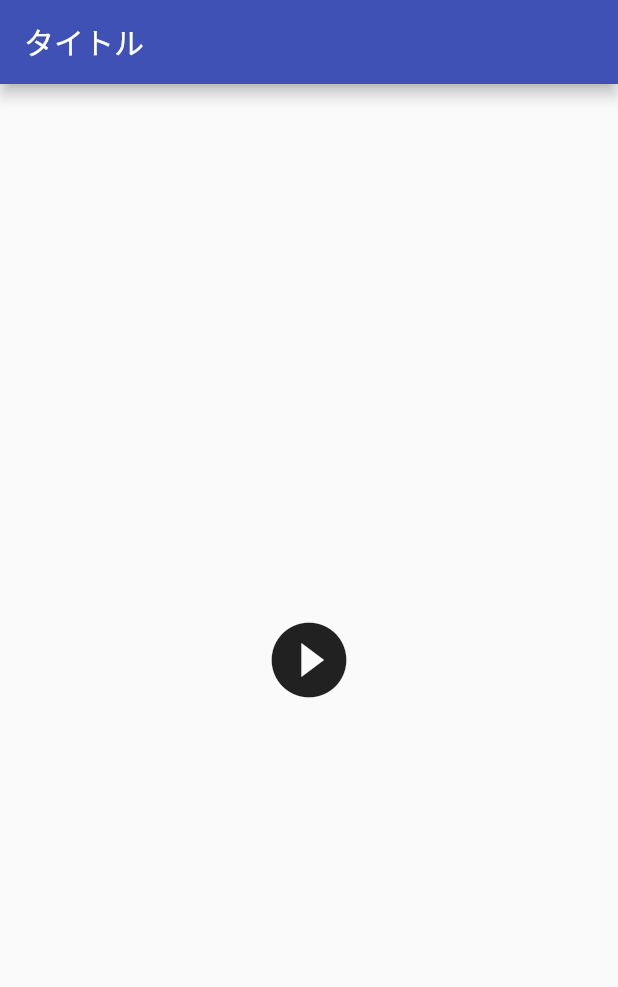
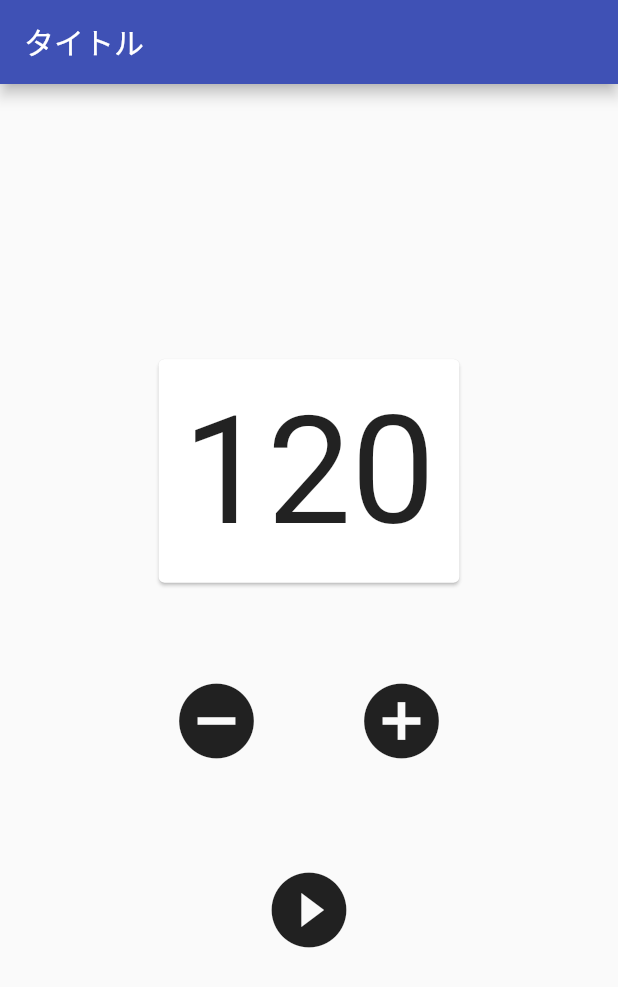
Before and after one commit to MilosNaniwa/chika_metronome, a Flutter app: the screen it shows after launch, on a phone screen of 412 x 824 dp. Shown: the top 987 px of the screen. Run offline on Flutter 3.47's test engine with Material 2 defaults, Android fonts, the phone set to English and light mode, and no system bars; our stand-ins replace bloc, equatable, flutter_bloc; missing offline and left inert: soundpool.

Commit message:
BPM変更ロジックを実装

```diff
--- /dev/null
+++ b/lib/common/constants.dart
@@ -0,0 +1,3 @@
+class Constants {
+  static const pathToSound = "assets/sounds/decision1.mp3";
+}
--- a/lib/screen/metronome/metronome_screen_bloc.dart
+++ b/lib/screen/metronome/metronome_screen_bloc.dart
@@ -43,5 +43,15 @@ class MetronomeScreenBloc
     else if (event is OnCompletePausingEvent) {
       yield PauseOperatedState();
     }
+
+    // BPM変更要求
+    else if (event is OnRequestChangingBpmEvent) {
+      yield BpmChangingState();
+    }
+
+    // BPM変更完了
+    else if (event is OnCompleteChangingBpmEvent) {
+      yield BpmChangedState();
+    }
   }
 }
--- a/lib/screen/metronome/metronome_screen_event.dart
+++ b/lib/screen/metronome/metronome_screen_event.dart
@@ -34,3 +34,13 @@ class OnCompletePausingEvent extends MetronomeScreenEvent {
   @override
   String toString() => '停止完了';
 }
+
+class OnRequestChangingBpmEvent extends MetronomeScreenEvent {
+  @override
+  String toString() => 'BPM変更要求';
+}
+
+class OnCompleteChangingBpmEvent extends MetronomeScreenEvent {
+  @override
+  String toString() => 'BPM変更完了';
+}
--- a/lib/screen/metronome/metronome_screen_page.dart
+++ b/lib/screen/metronome/metronome_screen_page.dart
@@ -1,5 +1,6 @@
 import 'dart:async';
 
+import 'package:chika_metronome/common/constants.dart';
 import 'package:chika_metronome/screen/metronome/metronome_screen.dart';
 import 'package:flutter/cupertino.dart';
 import 'package:flutter/material.dart';
@@ -20,12 +21,16 @@ class _MetronomeScreenPageState extends State<MetronomeScreenPage> {
   StreamSubscription _metronomeSubscription;
 
   Soundpool _soundPool;
-  var _soundData;
-  var _soundId;
+  ByteData _soundData;
+  int _soundId;
+
+  int _bpm;
 
   @override
   void initState() {
     super.initState();
+
+    _bpm = 120;
 
     _soundPool = Soundpool(
       streamType: StreamType.notification,
@@ -57,7 +62,7 @@ class _MetronomeScreenPageState extends State<MetronomeScreenPage> {
         // 初期化後
         if (state is InitializedState) {
           _soundData = await rootBundle.load(
-            "assets/sounds/decision1.mp3",
+            Constants.pathToSound,
           );
           _soundId = await _soundPool.load(_soundData);
 
@@ -70,13 +75,16 @@ class _MetronomeScreenPageState extends State<MetronomeScreenPage> {
         else if (state is PlaybackOperatingState) {
           _isEnabledPlaybackMode = true;
 
+          final microSeconds = 60 / _bpm * 1000000;
+
+          await _metronomeSubscription?.cancel();
           _metronomeSubscription = Stream.periodic(
             Duration(
-              milliseconds: 300,
+              microseconds: microSeconds.floor(),
             ),
           ).listen(
-            (x) async {
-              await _soundPool.play(_soundId);
+            (x) {
+              _soundPool.play(_soundId);
             },
           );
 
@@ -109,6 +117,22 @@ class _MetronomeScreenPageState extends State<MetronomeScreenPage> {
             OnCompleteRenderingEvent(),
           );
         }
+
+        // BPM変更中
+        else if (state is BpmChangingState) {
+          _bpm++;
+
+          _bloc.add(
+            OnCompleteChangingBpmEvent(),
+          );
+        }
+
+        // BPM変更後
+        else if (state is BpmChangedState) {
+          _bloc.add(
+            OnRequestPlayingEvent(),
+          );
+        }
       },
       builder: (BuildContext context, state) {
         return Scaffold(
@@ -117,8 +141,70 @@ class _MetronomeScreenPageState extends State<MetronomeScreenPage> {
               "タイトル",
             ),
           ),
-          body: Center(
-            child: _isEnabledPlaybackMode
+          body: Column(
+            mainAxisAlignment: MainAxisAlignment.center,
+            crossAxisAlignment: CrossAxisAlignment.center,
+            children: <Widget>[
+              InkWell(
+                child: Card(
+                  child: Padding(
+                    padding: const EdgeInsets.all(16.0),
+                    child: Text(
+                      _bpm.toString(),
+                      style: TextStyle(
+                        fontSize: 100.0,
+                      ),
+                    ),
+                  ),
+                ),
+                onTap: () => print(""),
+              ),
+              SizedBox(
+                height: 50.0,
+              ),
+              Row(
+                mainAxisAlignment: MainAxisAlignment.center,
+                children: <Widget>[
+                  Expanded(
+                    flex: 1,
+                    child: SizedBox(),
+                  ),
+                  Expanded(
+                    flex: 5,
+                    child: Row(
+                      mainAxisAlignment: MainAxisAlignment.spaceEvenly,
+                      children: <Widget>[
+                        IconButton(
+                          icon: Icon(
+                            Icons.remove_circle,
+                          ),
+                          onPressed: () => _bloc.add(
+                            OnRequestChangingBpmEvent(),
+                          ),
+                          iconSize: 60.0,
+                        ),
+                        IconButton(
+                          icon: Icon(
+                            Icons.add_circle,
+                          ),
+                          onPressed: () => _bloc.add(
+                            OnRequestChangingBpmEvent(),
+                          ),
+                          iconSize: 60.0,
+                        ),
+                      ],
+                    ),
+                  ),
+                  Expanded(
+                    flex: 1,
+                    child: SizedBox(),
+                  ),
+                ],
+              ),
+              SizedBox(
+                height: 50.0,
+              ),
+              _isEnabledPlaybackMode
                   ? IconButton(
                       onPressed: () {
                         _bloc.add(
@@ -141,6 +227,7 @@ class _MetronomeScreenPageState extends State<MetronomeScreenPage> {
                       ),
                       iconSize: 60.0,
                     ),
+            ],
           ),
         );
       },
--- a/lib/screen/metronome/metronome_screen_state.dart
+++ b/lib/screen/metronome/metronome_screen_state.dart
@@ -44,3 +44,13 @@ class PauseOperatedState extends MetronomeScreenState {
   @override
   String toString() => '停止操作後';
 }
+
+class BpmChangingState extends MetronomeScreenState {
+  @override
+  String toString() => 'BPM変更中';
+}
+
+class BpmChangedState extends MetronomeScreenState {
+  @override
+  String toString() => 'BPM変更後';
+}
--- a/pubspec.yaml
+++ b/pubspec.yaml
@@ -18,6 +18,8 @@ dependencies:
 
   soundpool: ^1.0.1
 
+  flutter_picker: ^1.1.0
+
 dev_dependencies:
   flutter_test:
     sdk: flutter
```
Also changed, not shown: pubspec.lock. Lines whose indentation alone changed are shown as unchanged.
